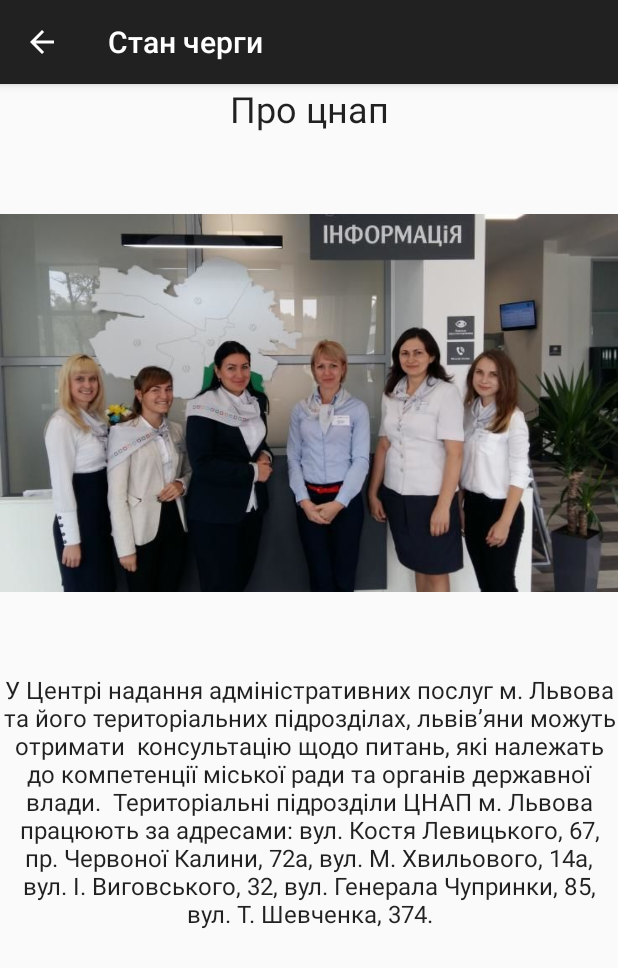
After one commit to nWo-deHack/CNAP, an Android app: the AboutUsActivity screen opened directly, with no data from a screen before it, on a phone screen of 412 x 824 dp. The commit adds this screen. Shown: the top 968 px of the screen. Run offline under Robolectric (Android 15) with nearby library versions, the light colour scheme and no system bars.

Commit message:
[^] Info

```diff
--- a/prototype/android/LMR_ZNAP/app/src/main/AndroidManifest.xml
+++ b/prototype/android/LMR_ZNAP/app/src/main/AndroidManifest.xml
@@ -95,6 +95,15 @@
             </intent-filter>
         </activity>
 
+        <activity android:name=".AboutUsActivity"
+            android:screenOrientation="portrait">
+            <intent-filter>
+                <action android:name="android.intent.action.STATE"/>
+
+                <category android:name="android.intent.category.DEFAULT" />
+            </intent-filter>
+        </activity>
+
     </application>
 
 </manifest>
--- /dev/null
+++ b/prototype/android/LMR_ZNAP/app/src/main/java/com/znap/lmr/lmr_znap/AboutUsActivity.java
@@ -0,0 +1,38 @@
+package com.znap.lmr.lmr_znap;
+
+import android.os.Bundle;
+import android.support.v7.app.AppCompatActivity;
+import android.view.MenuItem;
+import android.widget.ImageView;
+import android.widget.TextView;
+
+/**
+ * Created by Zava on 17.02.2018.
+ */
+
+public class AboutUsActivity extends AppCompatActivity {
+    TextView title,desc;
+    ImageView image;
+
+        @Override
+        protected void onCreate(Bundle savedInstanceState) {
+            super.onCreate(savedInstanceState);
+            setContentView(R.layout.activity_about_us);
+            title = (TextView) findViewById(R.id.textView6);
+            desc = (TextView) findViewById(R.id.textView7);
+            image = (ImageView) findViewById(R.id.image);
+            getSupportActionBar().setTitle(SystemMessages.QUEUE_STATE_TITLE);
+            getSupportActionBar().setDisplayHomeAsUpEnabled(true);
+        }
+
+        @Override
+        public boolean onOptionsItemSelected(MenuItem item) {
+            int id = item.getItemId();
+            if (id == android.R.id.home) {
+                finish();
+            }
+            return super.onOptionsItemSelected(item);
+        }
+
+
+}
--- a/prototype/android/LMR_ZNAP/app/src/main/java/com/znap/lmr/lmr_znap/MainActivity.java
+++ b/prototype/android/LMR_ZNAP/app/src/main/java/com/znap/lmr/lmr_znap/MainActivity.java
@@ -81,6 +81,16 @@ public class MainActivity extends AppCompatActivity {
             }
         });
 
+        findViewById(R.id.bAboutZNAP).setOnClickListener(new View.OnClickListener() {
+            @Override
+            public void onClick(View view) {
+
+                Intent aboutUsActivity = new Intent(MainActivity.this, AboutUsActivity.class);
+                aboutUsActivity.putExtra(SystemMessages.USER_ID, user_id);
+                startActivity(aboutUsActivity);
+            }
+        });
+
 
     }
     @Override
--- /dev/null
+++ b/prototype/android/LMR_ZNAP/app/src/main/res/layout/activity_about_us.xml
@@ -0,0 +1,44 @@
+<?xml version="1.0" encoding="utf-8"?>
+<RelativeLayout
+    xmlns:android="http://schemas.android.com/apk/res/android"
+    xmlns:app="http://schemas.android.com/apk/res-auto"
+    xmlns:tools="http://schemas.android.com/tools"
+    android:layout_width="match_parent"
+    android:layout_height="match_parent">
+
+
+    <ScrollView
+        android:layout_width="match_parent"
+        android:layout_height="match_parent">
+
+        <LinearLayout
+            android:layout_width="match_parent"
+            android:layout_height="wrap_content"
+            android:orientation="vertical" >
+
+            <TextView
+                android:id="@+id/textView6"
+                android:layout_width="match_parent"
+                android:layout_height="wrap_content"
+                android:text="Про цнап"
+                android:textAlignment="center"
+                android:textAppearance="@style/TextAppearance.AppCompat"
+                android:textSize="24sp" />
+
+            <ImageView
+                android:id="@+id/imageView2"
+                android:layout_width="match_parent"
+                android:layout_height="360dp"
+                app:srcCompat="@drawable/about" />
+
+            <TextView
+                android:id="@+id/textView7"
+                android:layout_width="match_parent"
+                android:layout_height="wrap_content"
+                android:text="У Центрі надання адміністративних послуг м. Львова та його територіальних підрозділах, львів’яни можуть отримати  консультацію щодо питань, які належать до компетенції міської ради та органів державної влади.  Територіальні підрозділи ЦНАП м. Львова працюють за адресами: вул. Костя Левицького, 67, пр. Червоної Калини, 72а, вул. М. Хвильового, 14а, вул. І. Виговського, 32, вул. Генерала Чупринки, 85, вул. Т. Шевченка, 374."
+                android:textAlignment="center"
+                android:textAppearance="@style/TextAppearance.AppCompat"
+                android:textSize="16sp" />
+        </LinearLayout>
+    </ScrollView>
+</RelativeLayout>
```
Also changed, not shown: prototype/android/LMR_ZNAP/app/src/main/res/drawable/about.jpg (added).
